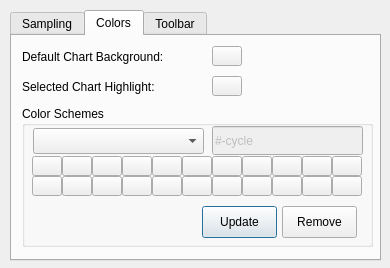
Qt form src/chart/settingsdialog.ui (performancecopilot/pcp) before a commit.
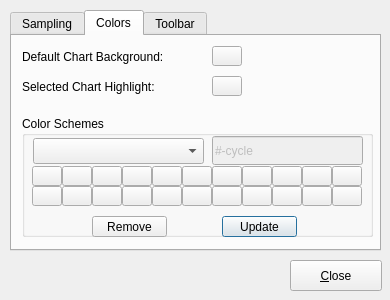
The same form after that commit. The open tabs and pages were chosen to show the change. Icons and pictures are not drawn. Custom widgets are drawn as their Qt base class.

Commit message:
Add a close button to preferences dialog to improve usability.
Resolves Fedora/EPEL bug 922198.

Patch:
```diff
--- a/src/chart/settingsdialog.ui
+++ b/src/chart/settingsdialog.ui
@@ -1,32 +1,30 @@
 <ui version="4.0" >
  <class>SettingsDialog</class>
- <widget class="QDialog" name="SettingsDialog" >
-  <property name="geometry" >
+ <widget class="QDialog" name="SettingsDialog">
+  <property name="geometry">
    <rect>
     <x>0</x>
     <y>0</y>
     <width>390</width>
-    <height>268</height>
+    <height>300</height>
    </rect>
   </property>
-  <property name="sizePolicy" >
-   <sizepolicy>
-    <hsizetype>0</hsizetype>
-    <vsizetype>0</vsizetype>
+  <property name="sizePolicy">
+   <sizepolicy hsizetype="Fixed" vsizetype="Fixed">
     <horstretch>0</horstretch>
     <verstretch>0</verstretch>
    </sizepolicy>
   </property>
-  <property name="minimumSize" >
+  <property name="minimumSize">
    <size>
     <width>390</width>
-    <height>268</height>
+    <height>300</height>
    </size>
   </property>
-  <property name="maximumSize" >
+  <property name="maximumSize">
    <size>
     <width>390</width>
-    <height>268</height>
+    <height>300</height>
    </size>
   </property>
   <property name="windowTitle" >
@@ -38,13 +36,13 @@
   <property name="sizeGripEnabled" >
    <bool>false</bool>
   </property>
-  <widget class="QTabWidget" name="settingsTab" >
-   <property name="geometry" >
+  <widget class="QTabWidget" name="settingsTab">
+   <property name="geometry">
     <rect>
      <x>10</x>
      <y>10</y>
      <width>371</width>
-     <height>251</height>
+     <height>241</height>
     </rect>
    </property>
    <property name="currentIndex" >
@@ -267,13 +265,13 @@
     <attribute name="title" >
      <string>Colors</string>
     </attribute>
-    <widget class="QGroupBox" name="colorSchemesGroupBox" >
-     <property name="geometry" >
+    <widget class="QGroupBox" name="colorSchemesGroupBox">
+     <property name="geometry">
       <rect>
        <x>10</x>
-       <y>70</y>
+       <y>80</y>
        <width>351</width>
-       <height>141</height>
+       <height>121</height>
       </rect>
      </property>
      <property name="title" >
@@ -288,10 +286,8 @@
         <height>20</height>
        </rect>
       </property>
-      <property name="sizePolicy" >
-       <sizepolicy>
-        <hsizetype>0</hsizetype>
-        <vsizetype>0</vsizetype>
+      <property name="sizePolicy">
+       <sizepolicy hsizetype="Fixed" vsizetype="Fixed">
         <horstretch>0</horstretch>
         <verstretch>0</verstretch>
        </sizepolicy>
@@ -321,10 +317,8 @@
         <height>20</height>
        </rect>
       </property>
-      <property name="sizePolicy" >
-       <sizepolicy>
-        <hsizetype>0</hsizetype>
-        <vsizetype>0</vsizetype>
+      <property name="sizePolicy">
+       <sizepolicy hsizetype="Fixed" vsizetype="Fixed">
         <horstretch>0</horstretch>
         <verstretch>0</verstretch>
        </sizepolicy>
@@ -348,10 +342,8 @@
         <height>20</height>
        </rect>
       </property>
-      <property name="sizePolicy" >
-       <sizepolicy>
-        <hsizetype>0</hsizetype>
-        <vsizetype>0</vsizetype>
+      <property name="sizePolicy">
+       <sizepolicy hsizetype="Fixed" vsizetype="Fixed">
         <horstretch>0</horstretch>
         <verstretch>0</verstretch>
        </sizepolicy>
@@ -375,10 +367,8 @@
         <height>20</height>
        </rect>
       </property>
-      <property name="sizePolicy" >
-       <sizepolicy>
-        <hsizetype>0</hsizetype>
-        <vsizetype>0</vsizetype>
+      <property name="sizePolicy">
+       <sizepolicy hsizetype="Fixed" vsizetype="Fixed">
         <horstretch>0</horstretch>
         <verstretch>0</verstretch>
        </sizepolicy>
@@ -402,10 +392,8 @@
         <height>20</height>
        </rect>
       </property>
-      <property name="sizePolicy" >
-       <sizepolicy>
-        <hsizetype>0</hsizetype>
-        <vsizetype>0</vsizetype>
+      <property name="sizePolicy">
+       <sizepolicy hsizetype="Fixed" vsizetype="Fixed">
         <horstretch>0</horstretch>
         <verstretch>0</verstretch>
        </sizepolicy>
@@ -435,10 +423,8 @@
         <height>20</height>
        </rect>
       </property>
-      <property name="sizePolicy" >
-       <sizepolicy>
-        <hsizetype>0</hsizetype>
-        <vsizetype>0</vsizetype>
+      <property name="sizePolicy">
+       <sizepolicy hsizetype="Fixed" vsizetype="Fixed">
         <horstretch>0</horstretch>
         <verstretch>0</verstretch>
        </sizepolicy>
@@ -468,10 +454,8 @@
         <height>20</height>
        </rect>
       </property>
-      <property name="sizePolicy" >
-       <sizepolicy>
-        <hsizetype>0</hsizetype>
-        <vsizetype>0</vsizetype>
+      <property name="sizePolicy">
+       <sizepolicy hsizetype="Fixed" vsizetype="Fixed">
         <horstretch>0</horstretch>
         <verstretch>0</verstretch>
        </sizepolicy>
@@ -501,10 +485,8 @@
         <height>20</height>
        </rect>
       </property>
-      <property name="sizePolicy" >
-       <sizepolicy>
-        <hsizetype>0</hsizetype>
-        <vsizetype>0</vsizetype>
+      <property name="sizePolicy">
+       <sizepolicy hsizetype="Fixed" vsizetype="Fixed">
         <horstretch>0</horstretch>
         <verstretch>0</verstretch>
        </sizepolicy>
@@ -534,10 +516,8 @@
         <height>20</height>
        </rect>
       </property>
-      <property name="sizePolicy" >
-       <sizepolicy>
-        <hsizetype>0</hsizetype>
-        <vsizetype>0</vsizetype>
+      <property name="sizePolicy">
+       <sizepolicy hsizetype="Fixed" vsizetype="Fixed">
         <horstretch>0</horstretch>
         <verstretch>0</verstretch>
        </sizepolicy>
@@ -567,10 +547,8 @@
         <height>20</height>
        </rect>
       </property>
-      <property name="sizePolicy" >
-       <sizepolicy>
-        <hsizetype>0</hsizetype>
-        <vsizetype>0</vsizetype>
+      <property name="sizePolicy">
+       <sizepolicy hsizetype="Fixed" vsizetype="Fixed">
         <horstretch>0</horstretch>
         <verstretch>0</verstretch>
        </sizepolicy>
@@ -600,10 +578,8 @@
         <height>20</height>
        </rect>
       </property>
-      <property name="sizePolicy" >
-       <sizepolicy>
-        <hsizetype>0</hsizetype>
-        <vsizetype>0</vsizetype>
+      <property name="sizePolicy">
+       <sizepolicy hsizetype="Fixed" vsizetype="Fixed">
         <horstretch>0</horstretch>
         <verstretch>0</verstretch>
        </sizepolicy>
@@ -633,10 +609,8 @@
         <height>20</height>
        </rect>
       </property>
-      <property name="sizePolicy" >
-       <sizepolicy>
-        <hsizetype>0</hsizetype>
-        <vsizetype>0</vsizetype>
+      <property name="sizePolicy">
+       <sizepolicy hsizetype="Fixed" vsizetype="Fixed">
         <horstretch>0</horstretch>
         <verstretch>0</verstretch>
        </sizepolicy>
@@ -666,10 +640,8 @@
         <height>20</height>
        </rect>
       </property>
-      <property name="sizePolicy" >
-       <sizepolicy>
-        <hsizetype>0</hsizetype>
-        <vsizetype>0</vsizetype>
+      <property name="sizePolicy">
+       <sizepolicy hsizetype="Fixed" vsizetype="Fixed">
         <horstretch>0</horstretch>
         <verstretch>0</verstretch>
        </sizepolicy>
@@ -699,10 +671,8 @@
         <height>20</height>
        </rect>
       </property>
-      <property name="sizePolicy" >
-       <sizepolicy>
-        <hsizetype>0</hsizetype>
-        <vsizetype>0</vsizetype>
+      <property name="sizePolicy">
+       <sizepolicy hsizetype="Fixed" vsizetype="Fixed">
         <horstretch>0</horstretch>
         <verstretch>0</verstretch>
        </sizepolicy>
@@ -732,10 +702,8 @@
         <height>20</height>
        </rect>
       </property>
-      <property name="sizePolicy" >
-       <sizepolicy>
-        <hsizetype>0</hsizetype>
-        <vsizetype>0</vsizetype>
+      <property name="sizePolicy">
+       <sizepolicy hsizetype="Fixed" vsizetype="Fixed">
         <horstretch>0</horstretch>
         <verstretch>0</verstretch>
        </sizepolicy>
@@ -765,10 +733,8 @@
         <height>20</height>
        </rect>
       </property>
-      <property name="sizePolicy" >
-       <sizepolicy>
-        <hsizetype>0</hsizetype>
-        <vsizetype>0</vsizetype>
+      <property name="sizePolicy">
+       <sizepolicy hsizetype="Fixed" vsizetype="Fixed">
         <horstretch>0</horstretch>
         <verstretch>0</verstretch>
        </sizepolicy>
@@ -798,10 +764,8 @@
         <height>20</height>
        </rect>
       </property>
-      <property name="sizePolicy" >
-       <sizepolicy>
-        <hsizetype>0</hsizetype>
-        <vsizetype>0</vsizetype>
+      <property name="sizePolicy">
+       <sizepolicy hsizetype="Fixed" vsizetype="Fixed">
         <horstretch>0</horstretch>
         <verstretch>0</verstretch>
        </sizepolicy>
@@ -831,10 +795,8 @@
         <height>20</height>
        </rect>
       </property>
-      <property name="sizePolicy" >
-       <sizepolicy>
-        <hsizetype>0</hsizetype>
-        <vsizetype>0</vsizetype>
+      <property name="sizePolicy">
+       <sizepolicy hsizetype="Fixed" vsizetype="Fixed">
         <horstretch>0</horstretch>
         <verstretch>0</verstretch>
        </sizepolicy>
@@ -864,10 +826,8 @@
         <height>20</height>
        </rect>
       </property>
-      <property name="sizePolicy" >
-       <sizepolicy>
-        <hsizetype>0</hsizetype>
-        <vsizetype>0</vsizetype>
+      <property name="sizePolicy">
+       <sizepolicy hsizetype="Fixed" vsizetype="Fixed">
         <horstretch>0</horstretch>
         <verstretch>0</verstretch>
        </sizepolicy>
@@ -897,10 +857,8 @@
         <height>20</height>
        </rect>
       </property>
-      <property name="sizePolicy" >
-       <sizepolicy>
-        <hsizetype>0</hsizetype>
-        <vsizetype>0</vsizetype>
+      <property name="sizePolicy">
+       <sizepolicy hsizetype="Fixed" vsizetype="Fixed">
         <horstretch>0</horstretch>
         <verstretch>0</verstretch>
        </sizepolicy>
@@ -930,10 +888,8 @@
         <height>20</height>
        </rect>
       </property>
-      <property name="sizePolicy" >
-       <sizepolicy>
-        <hsizetype>0</hsizetype>
-        <vsizetype>0</vsizetype>
+      <property name="sizePolicy">
+       <sizepolicy hsizetype="Fixed" vsizetype="Fixed">
         <horstretch>0</horstretch>
         <verstretch>0</verstretch>
        </sizepolicy>
@@ -963,10 +919,8 @@
         <height>20</height>
        </rect>
       </property>
-      <property name="sizePolicy" >
-       <sizepolicy>
-        <hsizetype>0</hsizetype>
-        <vsizetype>0</vsizetype>
+      <property name="sizePolicy">
+       <sizepolicy hsizetype="Fixed" vsizetype="Fixed">
         <horstretch>0</horstretch>
         <verstretch>0</verstretch>
        </sizepolicy>
@@ -1009,10 +963,8 @@
         <height>29</height>
        </rect>
       </property>
-      <property name="sizePolicy" >
-       <sizepolicy>
-        <hsizetype>5</hsizetype>
-        <vsizetype>0</vsizetype>
+      <property name="sizePolicy">
+       <sizepolicy hsizetype="Preferred" vsizetype="Fixed">
         <horstretch>0</horstretch>
         <verstretch>0</verstretch>
        </sizepolicy>
@@ -1021,26 +973,26 @@
        <string>#-cycle</string>
       </property>
      </widget>
-     <widget class="QPushButton" name="updateSchemeButton" >
-      <property name="geometry" >
+     <widget class="QPushButton" name="updateSchemeButton">
+      <property name="geometry">
        <rect>
-        <x>180</x>
+        <x>200</x>
         <y>100</y>
         <width>75</width>
-        <height>32</height>
+        <height>21</height>
        </rect>
       </property>
       <property name="text" >
        <string>Update</string>
       </property>
      </widget>
-     <widget class="QPushButton" name="removeSchemeButton" >
-      <property name="geometry" >
+     <widget class="QPushButton" name="removeSchemeButton">
+      <property name="geometry">
        <rect>
-        <x>260</x>
+        <x>70</x>
         <y>100</y>
         <width>75</width>
-        <height>32</height>
+        <height>21</height>
        </rect>
       </property>
       <property name="text" >
@@ -1272,6 +1224,25 @@
     </layout>
    </widget>
   </widget>
+  <widget class="QPushButton" name="closeSettingsButton">
+   <property name="geometry">
+    <rect>
+     <x>290</x>
+     <y>260</y>
+     <width>92</width>
+     <height>31</height>
+    </rect>
+   </property>
+   <property name="text">
+    <string>&amp;Close</string>
+   </property>
+   <property name="shortcut" >
+     <string/>
+   </property>
+   <property name="autoDefault" >
+     <bool>true</bool>
+   </property>
+  </widget>
  </widget>
  <customwidgets>
   <customwidget>
```
Left out of the diff: 706 changed lines with no effect on the pictures.
